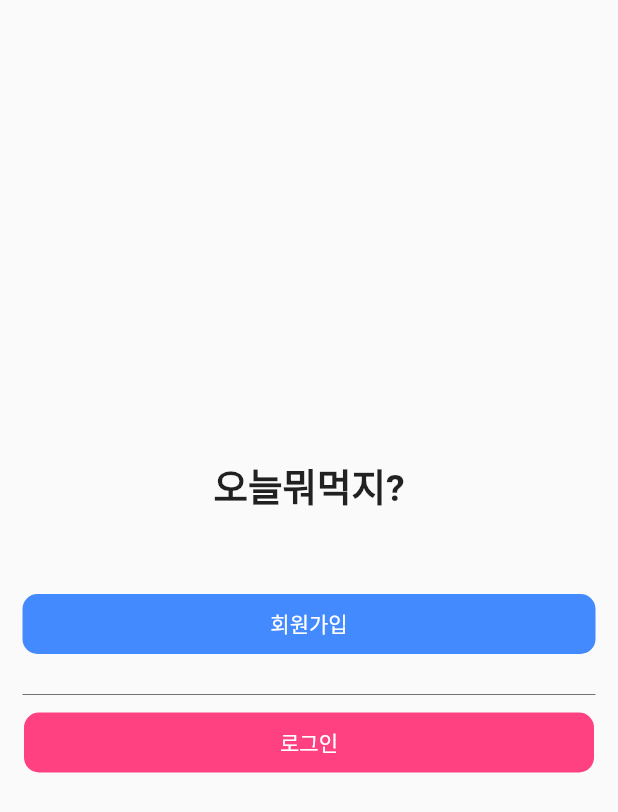
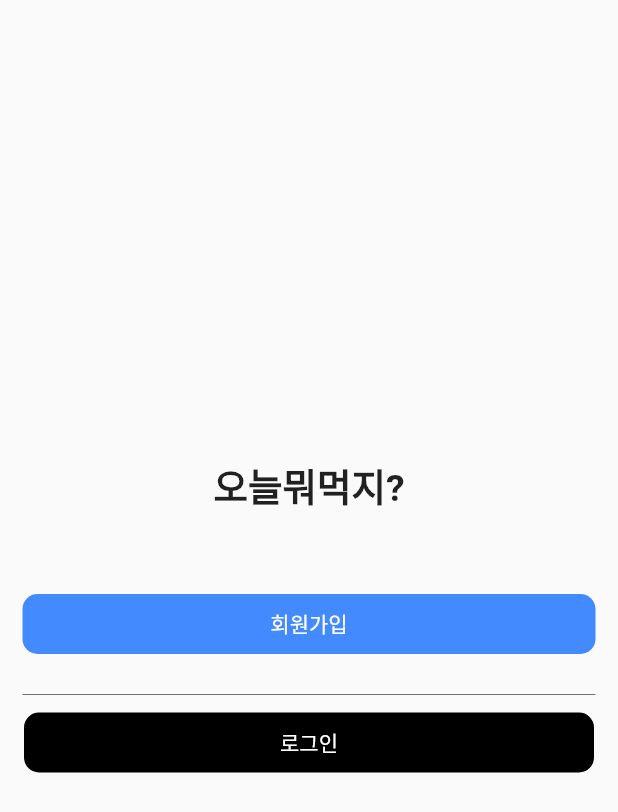
Before and after one commit to songbae/Recipe-Recommend-APP, a Flutter app: the InfoPage screen opened by its route, after a tap on the "arrow back ios" icon, on a phone screen of 412 x 824 dp. Shown: the top 812 px of the screen. Run offline on Flutter 3.47's test engine with Material 2 defaults, Android fonts, the phone set to English and light mode, and no system bars; our stand-ins replace avatar_glow, dotted_border, file, file_picker, flushbar, flutter_image_compress and 3 more; missing offline and left inert: flutter_image, highlight_text, mongo_dart.

Commit message:
2020-12-14

```diff
--- a/lib/infoPage.dart
+++ b/lib/infoPage.dart
@@ -89,12 +89,6 @@ class _InfoPageState extends State<InfoPage> {
                                   fontSize: 20.0,
                                 ),
                               ),
-                              Text(
-                                "내 식재료: ${parsedInfo['userFavor']}",
-                                style: TextStyle(
-                                  fontSize: 20.0,
-                                ),
-                              )
                             ],
                           ),
                         ),
--- a/lib/initPage.dart
+++ b/lib/initPage.dart
@@ -67,7 +67,7 @@ class _InitPageState extends State<InitPage> {
                 width: _width,
                 height: 40.0,
                 decoration: BoxDecoration(
-                  color: Colors.pinkAccent,
+                  color: Colors.black,
                   borderRadius: BorderRadius.circular(
                     10.0,
                   ),
```
Also changed, not shown: lib/mainPage.dart (+7 -16 lines), pubspec.yaml (+1 -101 lines).
